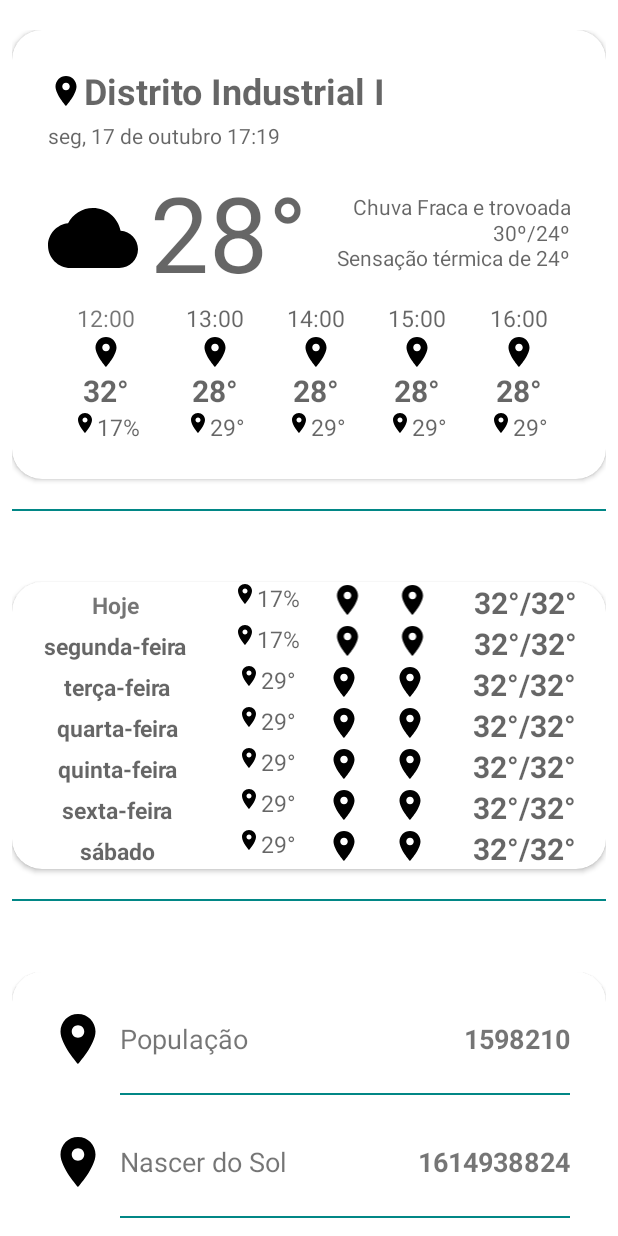
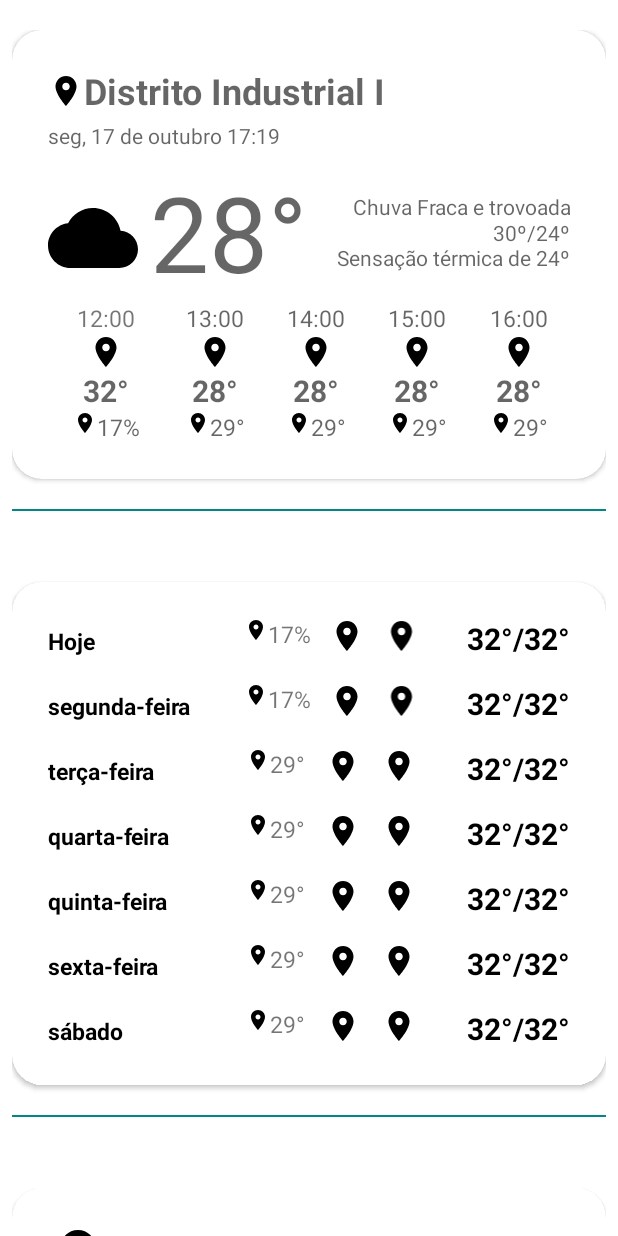
Before and after one commit to dijoncavalcante/weatherForecast, an Android app: the layout list_item.xml on its own in the app's theme, with its tools: preview values and no code run, on a phone screen of 412 x 824 dp. Run offline under Robolectric (Android 15) with nearby library versions, the phone set to English and light mode, and no system bars; network calls fail.

Commit message:
feature: Add new layout to show day of the week

```diff
--- a/app/src/main/res/layout/list_item.xml
+++ b/app/src/main/res/layout/list_item.xml
@@ -150,7 +150,6 @@
         android:id="@+id/card_container_daily"
         android:layout_width="match_parent"
         android:layout_height="wrap_content"
-        android:padding="24dp"
         app:cardCornerRadius="20dp">
 
         <include layout="@layout/list_next_days" />
--- a/app/src/main/res/layout/list_next_days.xml
+++ b/app/src/main/res/layout/list_next_days.xml
@@ -1,9 +1,10 @@
 <?xml version="1.0" encoding="utf-8"?>
 <LinearLayout xmlns:android="http://schemas.android.com/apk/res/android"
-      android:layout_width="match_parent"
+    android:layout_width="match_parent"
     android:layout_height="match_parent"
     android:gravity="center_horizontal"
-    android:orientation="vertical">
+    android:orientation="vertical"
+    android:padding="24dp">
 
     <LinearLayout
         android:id="@+id/ll_day1"
@@ -14,13 +15,8 @@
 
         <TextView
             android:id="@+id/tv_day1"
-            android:layout_width="100dp"
-            android:layout_height="wrap_content"
-            android:layout_weight="2"
-            android:gravity="center_horizontal"
-            android:text="Hoje"
-            android:textSize="15sp"
-            android:textStyle="bold" />
+            style="@style/textViewDayOfWeek"
+            android:text="Hoje" />
 
         <LinearLayout
             android:id="@+id/ll_day1_humidity"
@@ -42,7 +38,7 @@
                 android:layout_width="wrap_content"
                 android:layout_height="wrap_content"
                 android:gravity="center_horizontal"
-                android:hint="17%"
+                android:text="17%"
                 android:textSize="15sp" />
         </LinearLayout>
 
@@ -62,13 +58,8 @@
 
         <TextView
             android:id="@+id/tv_day1_temp_max_min"
-            android:layout_width="wrap_content"
-            android:layout_height="wrap_content"
-            android:layout_weight="2"
-            android:gravity="center_horizontal"
-            android:hint="32°/32°"
-            android:textSize="20sp"
-            android:textStyle="bold" />
+            style="@style/textViewTemperatureMaxMin"
+            android:text="32°/32°" />
 
 
     </LinearLayout>
@@ -77,18 +68,14 @@
         android:id="@+id/ll_day2"
         android:layout_width="match_parent"
         android:layout_height="wrap_content"
+        android:layout_marginTop="16dp"
         android:gravity="center_horizontal"
         android:orientation="horizontal">
 
         <TextView
             android:id="@+id/tv_day2"
-            android:layout_width="100dp"
-            android:layout_height="wrap_content"
-            android:layout_weight="2"
-            android:gravity="center_horizontal"
-            android:hint="segunda-feira"
-            android:textSize="15sp"
-            android:textStyle="bold" />
+            style="@style/textViewDayOfWeek"
+            android:text="segunda-feira" />
 
         <LinearLayout
             android:id="@+id/ll_day2_humidity"
@@ -110,7 +97,7 @@
                 android:layout_width="wrap_content"
                 android:layout_height="wrap_content"
                 android:gravity="center_horizontal"
-                android:hint="17%"
+                android:text="17%"
                 android:textSize="15sp" />
         </LinearLayout>
 
@@ -130,31 +117,22 @@
 
         <TextView
             android:id="@+id/tv_day2_temp_max_min"
-            android:layout_width="wrap_content"
-            android:layout_height="wrap_content"
-            android:layout_weight="2"
-            android:gravity="center_horizontal"
-            android:hint="32°/32°"
-            android:textSize="20sp"
-            android:textStyle="bold" />
+            style="@style/textViewTemperatureMaxMin"
+            android:text="32°/32°" />
     </LinearLayout>
 
     <LinearLayout
         android:id="@+id/ll_day3"
         android:layout_width="match_parent"
         android:layout_height="wrap_content"
+        android:layout_marginTop="16dp"
         android:gravity="center_horizontal"
         android:orientation="horizontal">
 
         <TextView
             android:id="@+id/tv_day3"
-            android:layout_width="100dp"
-            android:layout_height="wrap_content"
-            android:layout_weight="2"
-            android:gravity="center_horizontal"
-            android:hint="terça-feira"
-            android:textSize="15sp"
-            android:textStyle="bold" />
+            style="@style/textViewDayOfWeek"
+            android:text="terça-feira" />
 
         <LinearLayout
             android:id="@+id/ll_day3_humidity"
@@ -176,7 +154,7 @@
                 android:layout_width="wrap_content"
                 android:layout_height="wrap_content"
                 android:gravity="center_horizontal"
-                android:hint="29°"
+                android:text="29°"
                 android:textSize="15sp" />
         </LinearLayout>
 
@@ -196,31 +174,22 @@
 
         <TextView
             android:id="@+id/tv_day3_temp_max_min"
-            android:layout_width="wrap_content"
-            android:layout_height="wrap_content"
-            android:layout_weight="2"
-            android:gravity="center_horizontal"
-            android:hint="32°/32°"
-            android:textSize="20sp"
-            android:textStyle="bold" />
+            style="@style/textViewTemperatureMaxMin"
+            android:text="32°/32°" />
     </LinearLayout>
 
     <LinearLayout
         android:id="@+id/ll_day4"
         android:layout_width="match_parent"
         android:layout_height="wrap_content"
+        android:layout_marginTop="16dp"
         android:gravity="center_horizontal"
         android:orientation="horizontal">
 
         <TextView
             android:id="@+id/tv_day4"
-            android:layout_width="100dp"
-            android:layout_height="wrap_content"
-            android:layout_weight="2"
-            android:gravity="center_horizontal"
-            android:hint="quarta-feira"
-            android:textSize="15sp"
-            android:textStyle="bold" />
+            style="@style/textViewDayOfWeek"
+            android:text="quarta-feira" />
 
         <LinearLayout
             android:id="@+id/ll_day4_humidity"
@@ -242,7 +211,7 @@
                 android:layout_width="wrap_content"
                 android:layout_height="wrap_content"
                 android:gravity="center_horizontal"
-                android:hint="29°"
+                android:text="29°"
                 android:textSize="15sp" />
         </LinearLayout>
 
@@ -263,31 +232,22 @@
 
         <TextView
             android:id="@+id/tv_day4_temp_max_min"
-            android:layout_width="wrap_content"
-            android:layout_height="wrap_content"
-            android:layout_weight="2"
-            android:gravity="center_horizontal"
-            android:hint="32°/32°"
-            android:textSize="20sp"
-            android:textStyle="bold" />
+            style="@style/textViewTemperatureMaxMin"
+            android:text="32°/32°" />
     </LinearLayout>
 
     <LinearLayout
         android:id="@+id/ll_day5"
         android:layout_width="match_parent"
         android:layout_height="wrap_content"
+        android:layout_marginTop="16dp"
         android:gravity="center_horizontal"
         android:orientation="horizontal">
 
         <TextView
             android:id="@+id/tv_day5"
-            android:layout_width="100dp"
-            android:layout_height="wrap_content"
-            android:layout_weight="2"
-            android:gravity="center_horizontal"
-            android:hint="quinta-feira"
-            android:textSize="15sp"
-            android:textStyle="bold" />
+            style="@style/textViewDayOfWeek"
+            android:text="quinta-feira" />
 
         <LinearLayout
             android:id="@+id/ll_day5_humidity"
@@ -309,7 +269,7 @@
                 android:layout_width="wrap_content"
                 android:layout_height="wrap_content"
                 android:gravity="center_horizontal"
-                android:hint="29°"
+                android:text="29°"
                 android:textSize="15sp" />
         </LinearLayout>
 
@@ -329,31 +289,22 @@
 
         <TextView
             android:id="@+id/tv_day5_temp_max_min"
-            android:layout_width="wrap_content"
-            android:layout_height="wrap_content"
-            android:layout_weight="2"
-            android:gravity="center_horizontal"
-            android:hint="32°/32°"
-            android:textSize="20sp"
-            android:textStyle="bold" />
+            style="@style/textViewTemperatureMaxMin"
+            android:text="32°/32°" />
     </LinearLayout>
 
     <LinearLayout
         android:id="@+id/ll_day6"
         android:layout_width="match_parent"
         android:layout_height="wrap_content"
+        android:layout_marginTop="16dp"
         android:gravity="center_horizontal"
         android:orientation="horizontal">
 
         <TextView
             android:id="@+id/tv_day6"
-            android:layout_width="100dp"
-            android:layout_height="wrap_content"
-            android:layout_weight="2"
-            android:gravity="center_horizontal"
-            android:hint="sexta-feira"
-            android:textSize="15sp"
-            android:textStyle="bold" />
+            style="@style/textViewDayOfWeek"
+            android:text="sexta-feira" />
 
         <LinearLayout
             android:id="@+id/ll_day6_humidity"
@@ -375,7 +326,7 @@
                 android:layout_width="wrap_content"
                 android:layout_height="wrap_content"
                 android:gravity="center_horizontal"
-                android:hint="29°"
+                android:text="29°"
                 android:textSize="15sp" />
         </LinearLayout>
 
@@ -396,31 +347,22 @@
 
         <TextView
             android:id="@+id/tv_day6_temp_max_min"
-            android:layout_width="wrap_content"
-            android:layout_height="wrap_content"
-            android:layout_weight="2"
-            android:gravity="center_horizontal"
-            android:hint="32°/32°"
-            android:textSize="20sp"
-            android:textStyle="bold" />
+            style="@style/textViewTemperatureMaxMin"
+            android:text="32°/32°" />
     </LinearLayout>
 
     <LinearLayout
         android:id="@+id/ll_day7"
         android:layout_width="match_parent"
         android:layout_height="wrap_content"
+        android:layout_marginTop="16dp"
         android:gravity="center_horizontal"
         android:orientation="horizontal">
 
         <TextView
             android:id="@+id/tv_day7"
-            android:layout_width="100dp"
-            android:layout_height="wrap_content"
-            android:layout_weight="2"
-            android:gravity="center_horizontal"
-            android:hint="sábado"
-            android:textSize="15sp"
-            android:textStyle="bold" />
+            style="@style/textViewDayOfWeek"
+            android:text="sábado" />
 
         <LinearLayout
             android:id="@+id/ll_day7_humidity"
@@ -442,7 +384,7 @@
                 android:layout_width="wrap_content"
                 android:layout_height="wrap_content"
                 android:gravity="center_horizontal"
-                android:hint="29°"
+                android:text="29°"
                 android:textSize="15sp" />
         </LinearLayout>
 
@@ -463,12 +405,7 @@
 
         <TextView
             android:id="@+id/tv_day7_temp_max_min"
-            android:layout_width="wrap_content"
-            android:layout_height="wrap_content"
-            android:layout_weight="2"
-            android:gravity="center_horizontal"
-            android:hint="32°/32°"
-            android:textSize="20sp"
-            android:textStyle="bold" />
+            style="@style/textViewTemperatureMaxMin"
+            android:text="32°/32°" />
     </LinearLayout>
 </LinearLayout>
--- a/app/src/main/res/values-night/themes.xml
+++ b/app/src/main/res/values-night/themes.xml
@@ -13,4 +13,24 @@
         <item name="android:statusBarColor" tools:targetApi="l">?attr/colorPrimaryVariant</item>
         <!-- Customize your theme here. -->
     </style>
+
+    <style name="textViewDayOfWeek">
+        <item name="android:textSize">15sp</item>
+        <item name="android:textStyle">bold</item>
+        <item name="android:textColor">@color/black</item>
+        <item name="android:gravity">left</item>
+        <item name="android:layout_weight">2</item>
+        <item name="android:layout_height">wrap_content</item>
+        <item name="android:layout_width">100dp</item>
+    </style>
+
+    <style name="textViewTemperatureMaxMin">
+        <item name="android:textColor">@color/black</item>
+        <item name="android:layout_width">wrap_content</item>
+        <item name="android:layout_height">wrap_content</item>
+        <item name="android:layout_weight">2</item>
+        <item name="android:gravity">right</item>
+        <item name="android:textSize">20sp</item>
+        <item name="android:textStyle">bold</item>
+    </style>
 </resources>
--- a/app/src/main/res/values/themes.xml
+++ b/app/src/main/res/values/themes.xml
@@ -13,4 +13,24 @@
         <item name="android:statusBarColor" tools:targetApi="l">?attr/colorPrimaryVariant</item>
         <!-- Customize your theme here. -->
     </style>
+
+    <style name="textViewDayOfWeek">
+        <item name="android:textSize">15sp</item>
+        <item name="android:textStyle">bold</item>
+        <item name="android:textColor">@color/black</item>
+        <item name="android:gravity">left</item>
+        <item name="android:layout_weight">2</item>
+        <item name="android:layout_height">wrap_content</item>
+        <item name="android:layout_width">100dp</item>
+    </style>
+
+    <style name="textViewTemperatureMaxMin">
+        <item name="android:textColor">@color/black</item>
+        <item name="android:layout_width">wrap_content</item>
+        <item name="android:layout_height">wrap_content</item>
+        <item name="android:layout_weight">2</item>
+        <item name="android:gravity">right</item>
+        <item name="android:textSize">20sp</item>
+        <item name="android:textStyle">bold</item>
+    </style>
 </resources>
```
